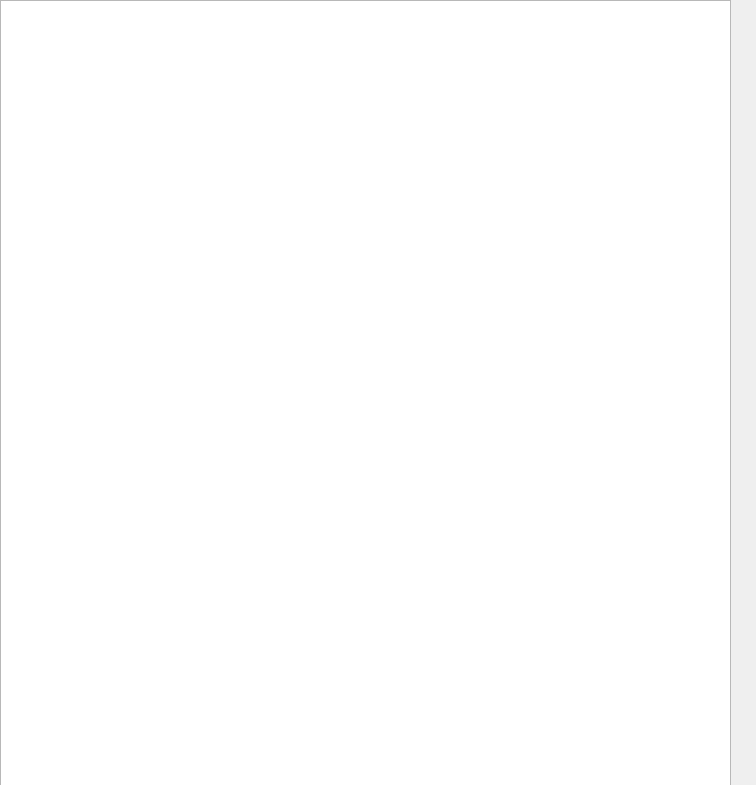
Above: errordialog.ui from jpark651/Schulich-Dashboard-Project before the change. Below: the same form after it.
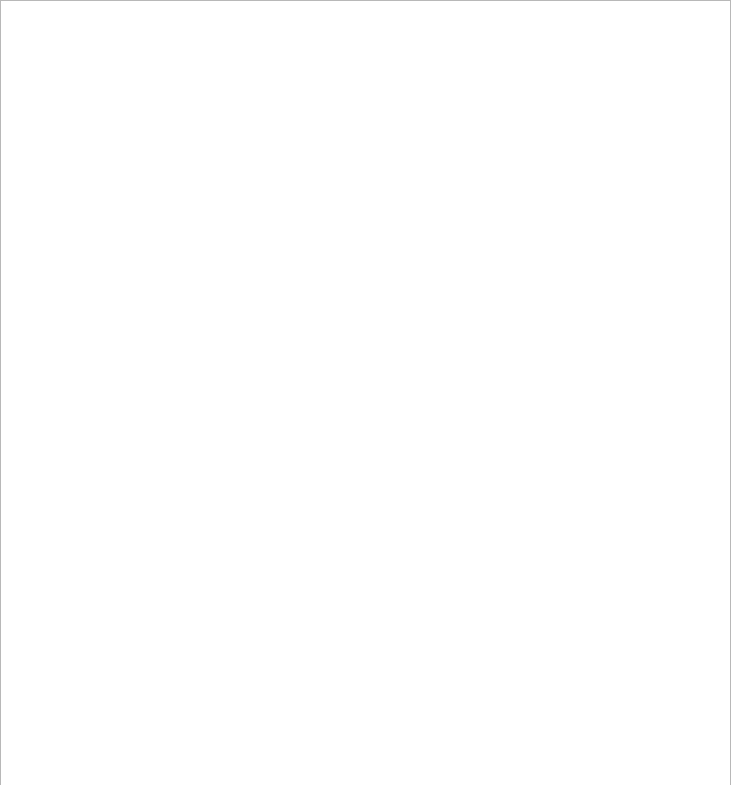
That is the form after the change.

Commit message: Better implementation of errordialog

Diff of the .ui file:
```diff
--- a/errordialog.ui
+++ b/errordialog.ui
@@ -6,7 +6,7 @@
    <rect>
     <x>0</x>
     <y>0</y>
-    <width>756</width>
+    <width>731</width>
     <height>785</height>
    </rect>
   </property>
```
The commit also changes 1 other file.
